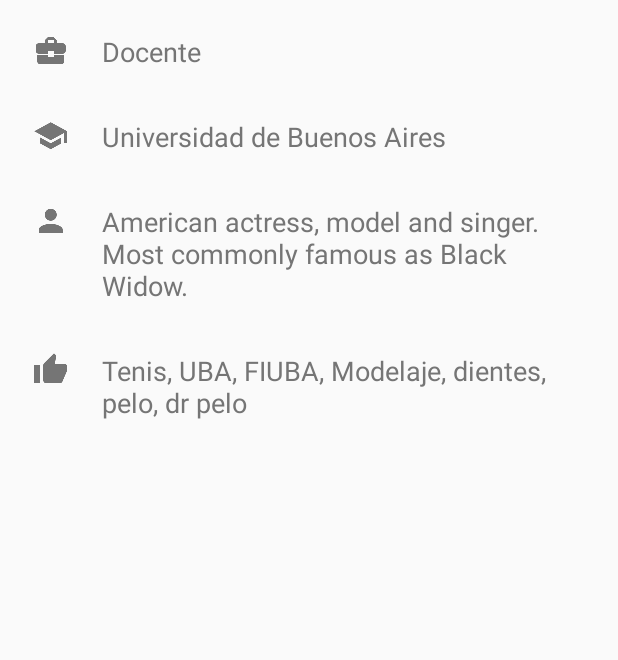
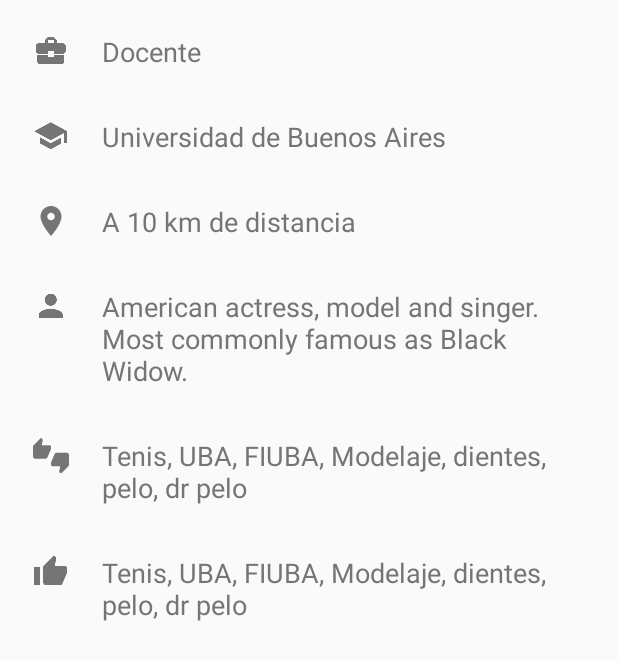
Before and after one commit to LinkUpFiuba/FrontEnd, an Android app: the layout content_profile.xml on its own in the app's theme, with its tools: preview values and no code run, on a phone screen of 412 x 824 dp. Shown: the top 660 px of the screen. Run offline under Robolectric (Android 15) with nearby library versions, the phone set to English and light mode, and no system bars.

Commit message:
Agrego Link e unLink y cambio la card y el profile

```diff
--- a/app/src/main/java/connections/GetUsersAsyncTask.java
+++ b/app/src/main/java/connections/GetUsersAsyncTask.java
@@ -87,6 +87,11 @@ public class GetUsersAsyncTask extends AsyncTask<String, Void, List<User>>{
             user.gender= getString("gender",jObj);
 
             user.work = getString("work",jObj);
+            user.distance=getFloat("distance",jObj);
+            if(jObj.has("commonInterests")){
+                JSONArray jArrayLikesList = jObj.getJSONArray("commonInterests");
+                user.commonLikes = Like.likesList(jArrayLikesList);
+            }
             users.add(user);
         }
 
--- a/app/src/main/res/layout/content_profile.xml
+++ b/app/src/main/res/layout/content_profile.xml
@@ -60,6 +60,27 @@
                         android:gravity="start|center_vertical"
                         android:text="Universidad de Buenos Aires"/>
                 </LinearLayout>
+            <LinearLayout
+                android:id="@+id/distance_Layout"
+                android:layout_width="match_parent"
+                android:layout_height="wrap_content"
+                android:gravity="center_vertical"
+                android:layout_marginBottom="@dimen/activity_vertical_margin_xlarge"
+                android:orientation="horizontal">
+                <ImageView
+                    android:layout_width="wrap_content"
+                    android:layout_height="wrap_content"
+                    android:layout_marginEnd="@dimen/activity_vertical_margin_large"
+                    android:tint="@color/secondary_text"
+                    android:src="@drawable/ic_map_marker_black_24dp"/>
+                <TextView
+                    android:id="@+id/distance_text"
+                    android:layout_width="match_parent"
+                    android:layout_height="wrap_content"
+                    style="@style/profileTitle.sub"
+                    android:gravity="start|center_vertical"
+                    android:text="A 10 km de distancia"/>
+            </LinearLayout>
 
             <LinearLayout
                 android:id="@+id/aboutMe_Layout"
@@ -83,7 +104,28 @@
                     android:gravity="start|center_vertical"
                     android:text="American actress, model and singer. Most commonly famous as Black Widow."/>
             </LinearLayout>
-
+            <LinearLayout
+                android:id="@+id/commonLikes_Layout"
+                android:layout_width="match_parent"
+                android:layout_height="wrap_content"
+                android:layout_marginBottom="@dimen/activity_vertical_margin_xlarge"
+                android:gravity="center_vertical"
+                android:orientation="horizontal">
+                <ImageView
+                    android:layout_width="wrap_content"
+                    android:layout_height="wrap_content"
+                    android:layout_marginEnd="@dimen/activity_vertical_margin_large"
+                    android:tint="@color/secondary_text"
+                    android:layout_gravity="top"
+                    android:src="@drawable/ic_thumbs_up_down_white_24dp"/>
+                <TextView
+                    android:id="@+id/commonLikes_text"
+                    android:layout_width="match_parent"
+                    android:layout_height="wrap_content"
+                    style="@style/profileTitle.sub"
+                    android:gravity="start|center_vertical"
+                    android:text="Tenis, UBA, FIUBA, Modelaje, dientes, pelo, dr pelo"/>
+            </LinearLayout>
             <LinearLayout
                 android:id="@+id/likes_Layout"
                 android:layout_width="match_parent"
```
Also changed, not shown: app/src/main/java/linkup/linkup/LinkFragment.java (+14 -11 lines), app/src/main/java/linkup/linkup/Utils/DataBase.java (+34 -12 lines), app/src/main/java/linkup/linkup/model/Link.java (added, +17 -0 lines), app/src/main/java/linkup/linkup/model/Unlink.java (added, +17 -0 lines), app/src/main/java/linkup/linkup/model/User.java (+14 -1 lines), app/src/main/res/layout/candidate_card.xml (+33 -3 lines), app/src/main/res/drawable-hdpi/ic_map_marker_black_24dp.png (added), app/src/main/res/drawable-hdpi/ic_thumbs_up_down_white_24dp.png (added), app/src/main/res/drawable-mdpi/ic_map_marker_black_24dp.png (added), app/src/main/res/drawable-mdpi/ic_thumbs_up_down_white_24dp.png (added), app/src/main/res/drawable-xhdpi/ic_map_marker_black_24dp.png (added), app/src/main/res/drawable-xhdpi/ic_thumbs_up_down_white_24dp.png (added), app/src/main/res/drawable-xxhdpi/ic_map_marker_black_24dp.png (added), app/src/main/res/drawable-xxhdpi/ic_thumbs_up_down_white_24dp.png (added), 2 more files.
